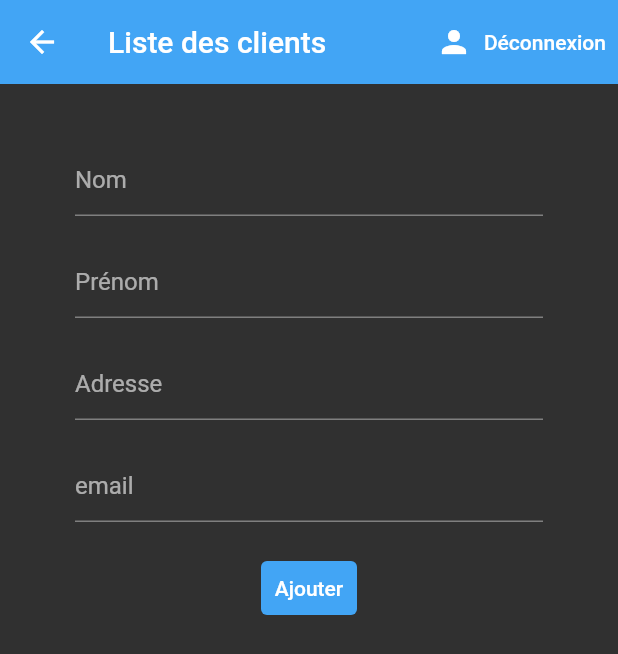
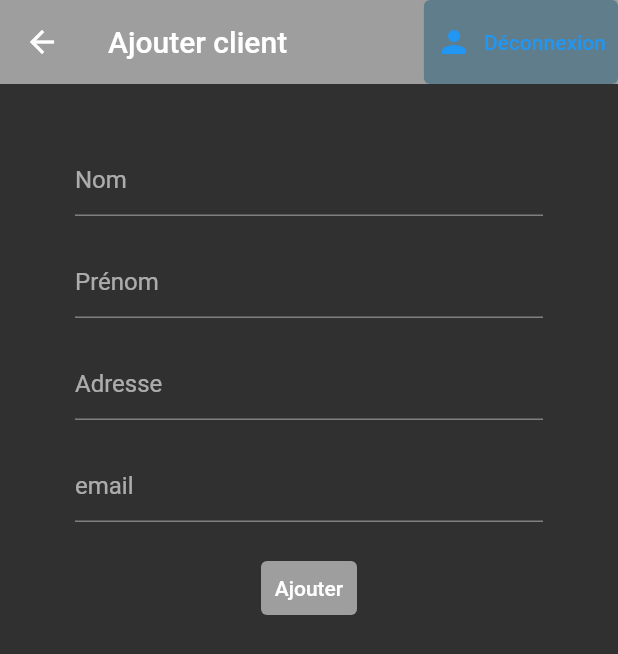
Before and after one commit to laurie-b1980/GESTCOMPPE4, a Flutter app: the ajoutClient screen opened directly, after a tap on "Déconnexion", on a phone screen of 412 x 824 dp. Shown: the top 654 px of the screen. Run offline on Flutter 3.47's test engine with Material 2 defaults, Android fonts, the phone set to English and light mode, and no system bars; our stand-ins replace cloud_firestore, firebase_auth, firebase_core; accounts and stored records are empty.

Commit message:
Version LB 31/05/2021

```diff
--- a/lib/Screens/AjoutClient.dart
+++ b/lib/Screens/AjoutClient.dart
@@ -1,3 +1,4 @@
+import 'package:firebase_auth/firebase_auth.dart';
 import 'package:flutter/material.dart';
 import 'package:testflutter/Screens/clients.dart';
 import 'package:testflutter/services/auth.dart';
@@ -22,17 +23,19 @@ class _ajoutClientState extends State<ajoutClient> {
   Widget build(BuildContext context) {
     return Scaffold(
         appBar: AppBar(
-          title: Text("Liste des clients"),
-          backgroundColor: Colors.blue[400],
+          title: Text("Ajouter client"),
+          backgroundColor: Colors.grey,
           elevation: 0.0,
           actions: <Widget>[
             TextButton.icon(
               onPressed: () async {
-                await _auth.signOut();
+                await FirebaseAuth.instance.signOut();
               },
-              icon: Icon(Icons.person, color: Colors.white),
-              label: Text("Déconnexion", style: TextStyle(color: Colors.white)),
-            )
+              icon: Icon(Icons.person),
+              label: Text("Déconnexion"),
+              style: ButtonStyle(
+                  backgroundColor: MaterialStateProperty.all(Colors.blueGrey)),
+            ),
           ],
         ),
         body: SingleChildScrollView(
@@ -82,8 +85,7 @@ class _ajoutClientState extends State<ajoutClient> {
                     SizedBox(height: 20.0),
                     TextButton(
                       style: TextButton.styleFrom(
-                          backgroundColor: Colors.blue[400],
-                          primary: Colors.brown[900]),
+                          backgroundColor: Colors.grey, primary: Colors.white),
                       child: Text(
                         'Ajouter',
                         style: TextStyle(color: Colors.white),
--- a/lib/Screens/ajoutCommande2.dart
+++ b/lib/Screens/ajoutCommande2.dart
@@ -1,5 +1,4 @@
 import 'package:flutter/material.dart';
-import 'package:testflutter/Screens/clients.dart';
 import 'package:testflutter/Screens/commandes.dart';
 import 'package:testflutter/Services/database.dart';
 
@@ -54,6 +53,8 @@ class _AjoutCommandesState extends State<AjoutCommandes> {
             return Scaffold(
                 appBar: AppBar(
                   title: Text('Commandes'),
+                  backgroundColor: Colors.grey,
+                  elevation: 0.0,
                 ),
                 body: SingleChildScrollView(
                     child: Column(children: [
@@ -73,6 +74,8 @@ class _AjoutCommandesState extends State<AjoutCommandes> {
                     );
                   }).toList()),
                   TextButton(
+                      style: TextButton.styleFrom(
+                          backgroundColor: Colors.grey, primary: Colors.white),
                       onPressed: () async {
                         await db.ajoutCommandes(idclient, listeArticle);
                         print(widget.idclient);
--- a/lib/Screens/clients.dart
+++ b/lib/Screens/clients.dart
@@ -1,7 +1,6 @@
 import 'package:cloud_firestore/cloud_firestore.dart';
 import 'package:flutter/material.dart';
 import 'package:testflutter/Screens/AjoutClient.dart';
-
 import 'package:testflutter/services/database.dart';
 import 'package:testflutter/Screens/detailClient.dart';
 import 'package:firebase_auth/firebase_auth.dart';
--- a/lib/Screens/detailArticle.dart
+++ b/lib/Screens/detailArticle.dart
@@ -64,7 +64,7 @@ class DetailArticle extends StatelessWidget {
                                   builder: (context) => Articles(),
                                 ));
                           },
-                          child: const Text('Confirmez'),
+                          child: const Text('Confirmer'),
                         )
                       ],
                     ),
--- a/lib/Screens/detailClient.dart
+++ b/lib/Screens/detailClient.dart
@@ -1,6 +1,5 @@
 import 'package:flutter/material.dart';
 import 'package:testflutter/Screens/ajoutCommande2.dart';
-
 import 'package:testflutter/Services/database.dart';
 import 'package:testflutter/Screens/clients.dart';
 
@@ -65,7 +64,7 @@ class DetailClient extends StatelessWidget {
                                   builder: (context) => Clients(),
                                 ));
                           },
-                          child: const Text('Confirmez'),
+                          child: const Text('Confirmer'),
                         )
                       ],
                     ),
--- a/lib/Screens/detailCommandes.dart
+++ b/lib/Screens/detailCommandes.dart
@@ -1,7 +1,4 @@
-import 'package:cloud_firestore/cloud_firestore.dart';
 import 'package:flutter/material.dart';
-import 'package:testflutter/Screens/commandes.dart';
-
 import 'package:testflutter/Services/database.dart';
 
 class DetailCommande extends StatefulWidget {
--- a/lib/pageAuth/connexion.dart
+++ b/lib/pageAuth/connexion.dart
@@ -1,6 +1,4 @@
 import 'package:flutter/material.dart';
-import 'package:testflutter/pageAuth/inscription.dart';
-import 'package:testflutter/pageAuth/liaisonAuth.dart';
 import 'package:testflutter/Services/auth.dart';
 
 class Connexion extends StatefulWidget {
--- a/lib/pageAuth/inscription.dart
+++ b/lib/pageAuth/inscription.dart
@@ -1,5 +1,4 @@
 import 'package:flutter/material.dart';
-import 'package:testflutter/pageAuth/liaisonAuth.dart';
 import 'package:testflutter/Services/auth.dart';
 
 //template pour le formulaire d'inscription
```
Also changed, not shown: lib/Screens/commandes.dart (+0 -12 lines).
